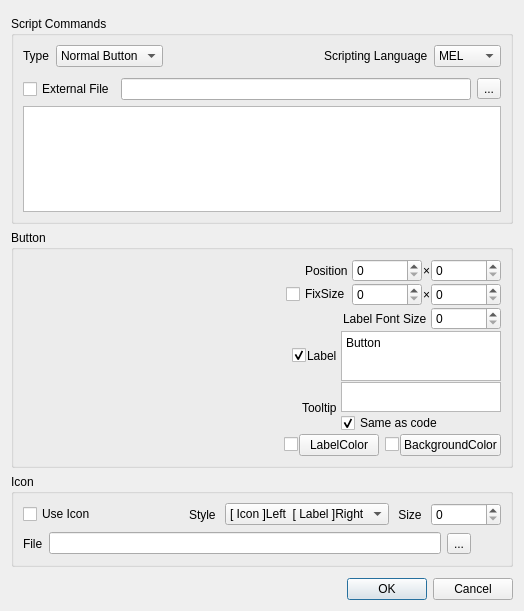
This is Contents/scripts/sishelf/gui/button_setting.ui in mochio326/SiShelf as Qt 5 draws it before an edit. The edited form follows.
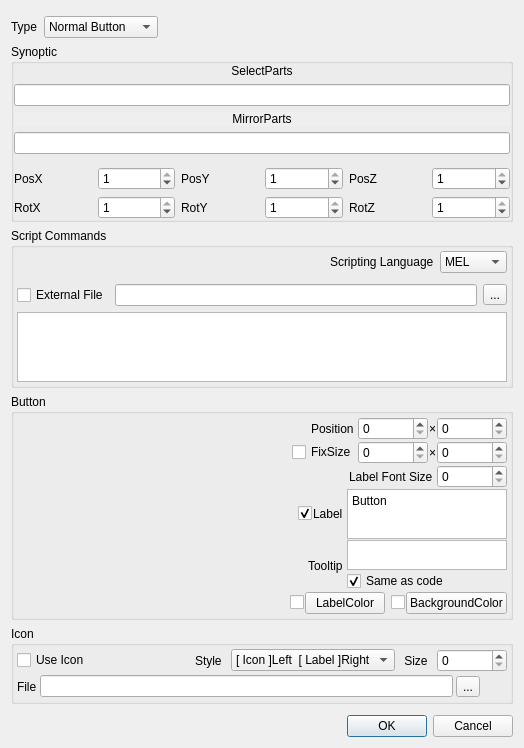
This is the edited form.

Commit message: synopticレイアウトを追加

```diff
--- a/Contents/scripts/sishelf/gui/button_setting.ui
+++ b/Contents/scripts/sishelf/gui/button_setting.ui
@@ -7,7 +7,7 @@
     <x>0</x>
     <y>0</y>
     <width>524</width>
-    <height>611</height>
+    <height>722</height>
    </rect>
   </property>
   <property name="minimumSize">
@@ -41,11 +41,311 @@
         <number>5</number>
        </property>
        <item>
-        <widget class="QGroupBox" name="groupBox_ScriptCommands">
+        <layout class="QHBoxLayout" name="horizontalLayout_14">
+         <property name="topMargin">
+          <number>0</number>
+         </property>
+         <item>
+          <widget class="QLabel" name="label_type">
+           <property name="text">
+            <string>Type</string>
+           </property>
+          </widget>
+         </item>
+         <item>
+          <widget class="QComboBox" name="combo_type">
+           <property name="minimumSize">
+            <size>
+             <width>100</width>
+             <height>0</height>
+            </size>
+           </property>
+           <property name="maximumSize">
+            <size>
+             <width>16777215</width>
+             <height>16777215</height>
+            </size>
+           </property>
+           <property name="sizeIncrement">
+            <size>
+             <width>0</width>
+             <height>0</height>
+            </size>
+           </property>
+           <item>
+            <property name="text">
+             <string>Normal Button</string>
+            </property>
+           </item>
+           <item>
+            <property name="text">
+             <string>Menu Button</string>
+            </property>
+           </item>
+           <item>
+            <property name="text">
+             <string>Synoptic Button</string>
+            </property>
+           </item>
+          </widget>
+         </item>
+         <item>
+          <spacer name="horizontalSpacer_10">
+           <property name="orientation">
+            <enum>Qt::Horizontal</enum>
+           </property>
+           <property name="sizeHint" stdset="0">
+            <size>
+             <width>40</width>
+             <height>20</height>
+            </size>
+           </property>
+          </spacer>
+         </item>
+        </layout>
+       </item>
+       <item>
+        <widget class="QGroupBox" name="groupbox_synoptic">
+         <property name="title">
+          <string>Synoptic</string>
+         </property>
+         <layout class="QVBoxLayout" name="verticalLayout_6">
+          <property name="leftMargin">
+           <number>0</number>
+          </property>
+          <property name="topMargin">
+           <number>0</number>
+          </property>
+          <property name="rightMargin">
+           <number>0</number>
+          </property>
+          <property name="bottomMargin">
+           <number>0</number>
+          </property>
+          <item>
+           <widget class="QLabel" name="label_selectparts">
+            <property name="minimumSize">
+             <size>
+              <width>80</width>
+              <height>0</height>
+             </size>
+            </property>
+            <property name="text">
+             <string>SelectParts</string>
+            </property>
+            <property name="alignment">
+             <set>Qt::AlignCenter</set>
+            </property>
+           </widget>
+          </item>
+          <item>
+           <widget class="QLineEdit" name="line_selectparts"/>
+          </item>
+          <item>
+           <widget class="QLabel" name="label_mirrorparts">
+            <property name="minimumSize">
+             <size>
+              <width>80</width>
+              <height>0</height>
+             </size>
+            </property>
+            <property name="accessibleDescription">
+             <string notr="true"/>
+            </property>
+            <property name="layoutDirection">
+             <enum>Qt::LeftToRight</enum>
+            </property>
+            <property name="autoFillBackground">
+             <bool>true</bool>
+            </property>
+            <property name="text">
+             <string>MirrorParts</string>
+            </property>
+            <property name="alignment">
+             <set>Qt::AlignCenter</set>
+            </property>
+           </widget>
+          </item>
+          <item>
+           <widget class="QLineEdit" name="line_mirrorparts"/>
+          </item>
+          <item>
+           <layout class="QHBoxLayout" name="horizontalLayout_15">
+            <property name="topMargin">
+             <number>7</number>
+            </property>
+            <item>
+             <widget class="QLabel" name="label_posx">
+              <property name="text">
+               <string>PosX</string>
+              </property>
+             </widget>
+            </item>
+            <item>
+             <widget class="QSpinBox" name="spinbox_posx">
+              <property name="minimum">
+               <number>-1</number>
+              </property>
+              <property name="maximum">
+               <number>1</number>
+              </property>
+              <property name="singleStep">
+               <number>2</number>
+              </property>
+              <property name="value">
+               <number>1</number>
+              </property>
+             </widget>
+            </item>
+            <item>
+             <widget class="QLabel" name="label_posy">
+              <property name="text">
+               <string>PosY</string>
+              </property>
+             </widget>
+            </item>
+            <item>
+             <widget class="QSpinBox" name="spinbox_posy">
+              <property name="minimum">
+               <number>-1</number>
+              </property>
+              <property name="maximum">
+               <number>1</number>
+              </property>
+              <property name="singleStep">
+               <number>2</number>
+              </property>
+              <property name="value">
+               <number>1</number>
+              </property>
+             </widget>
+            </item>
+            <item>
+             <widget class="QLabel" name="label_posz">
+              <property name="text">
+               <string>PosZ</string>
+              </property>
+             </widget>
+            </item>
+            <item>
+             <widget class="QSpinBox" name="spinbox_posz">
+              <property name="minimum">
+               <number>-1</number>
+              </property>
+              <property name="maximum">
+               <number>1</number>
+              </property>
+              <property name="singleStep">
+               <number>2</number>
+              </property>
+              <property name="value">
+               <number>1</number>
+              </property>
+             </widget>
+            </item>
+           </layout>
+          </item>
+          <item>
+           <layout class="QHBoxLayout" name="horizontalLayout_17">
+            <property name="topMargin">
+             <number>0</number>
+            </property>
+            <item>
+             <widget class="QLabel" name="label_rotx">
+              <property name="text">
+               <string>RotX</string>
+              </property>
+             </widget>
+            </item>
+            <item>
+             <widget class="QSpinBox" name="spinbox_rotx">
+              <property name="minimum">
+               <number>-1</number>
+              </property>
+              <property name="maximum">
+               <number>1</number>
+              </property>
+              <property name="singleStep">
+               <number>2</number>
+              </property>
+              <property name="value">
+               <number>1</number>
+              </property>
+             </widget>
+            </item>
+            <item>
+             <widget class="QLabel" name="label_roty">
+              <property name="text">
+               <string>RotY</string>
+              </property>
+             </widget>
+            </item>
+            <item>
+             <widget class="QSpinBox" name="spinbox_roty">
+              <property name="maximum">
+               <number>1</number>
+              </property>
+              <property name="singleStep">
+               <number>2</number>
+              </property>
+              <property name="value">
+               <number>1</number>
+              </property>
+             </widget>
+            </item>
+            <item>
+             <widget class="QLabel" name="label_rotz">
+              <property name="text">
+               <string>RotZ</string>
+              </property>
+             </widget>
+            </item>
+            <item>
+             <widget class="QSpinBox" name="spinbox_rotz">
+              <property name="minimum">
+               <number>-1</number>
+              </property>
+              <property name="maximum">
+               <number>1</number>
+              </property>
+              <property name="singleStep">
+               <number>2</number>
+              </property>
+              <property name="value">
+               <number>1</number>
+              </property>
+             </widget>
+            </item>
+           </layout>
+          </item>
+         </layout>
+        </widget>
+       </item>
+       <item>
+        <layout class="QVBoxLayout" name="verticalLayout_8">
+         <property name="topMargin">
+          <number>0</number>
+         </property>
+        </layout>
+       </item>
+       <item>
+        <widget class="QGroupBox" name="groupbox_script_commands">
          <property name="title">
           <string>Script Commands</string>
          </property>
          <layout class="QGridLayout" name="gridLayout_2">
+          <property name="leftMargin">
+           <number>3</number>
+          </property>
+          <property name="topMargin">
+           <number>3</number>
+          </property>
+          <property name="rightMargin">
+           <number>3</number>
+          </property>
+          <property name="bottomMargin">
+           <number>3</number>
+          </property>
           <item row="0" column="0">
            <layout class="QHBoxLayout" name="horizontalLayout_13">
             <property name="spacing">
@@ -67,45 +367,6 @@
                 <property name="spacing">
                  <number>6</number>
                 </property>
-                <item>
-                 <widget class="QLabel" name="label_type">
-                  <property name="text">
-                   <string>Type</string>
-                  </property>
-                 </widget>
-                </item>
-                <item>
-                 <widget class="QComboBox" name="combo_type">
-                  <property name="minimumSize">
-                   <size>
-                    <width>100</width>
-                    <height>0</height>
-                   </size>
-                  </property>
-                  <property name="maximumSize">
-                   <size>
-                    <width>16777215</width>
-                    <height>16777215</height>
-                   </size>
-                  </property>
-                  <property name="sizeIncrement">
-                   <size>
-                    <width>0</width>
-                    <height>0</height>
-                   </size>
-                  </property>
-                  <item>
-                   <property name="text">
-                    <string>Normal Button</string>
-                   </property>
-                  </item>
-                  <item>
-                   <property name="text">
-                    <string>Menu Button</string>
-                   </property>
-                  </item>
-                 </widget>
-                </item>
                 <item>
                  <spacer name="horizontalSpacer">
                   <property name="orientation">
@@ -211,6 +472,21 @@
           <string>Button</string>
          </property>
          <layout class="QGridLayout" name="gridLayout_3">
+          <property name="leftMargin">
+           <number>3</number>
+          </property>
+          <property name="topMargin">
+           <number>3</number>
+          </property>
+          <property name="rightMargin">
+           <number>3</number>
+          </property>
+          <property name="bottomMargin">
+           <number>3</number>
+          </property>
+          <property name="spacing">
+           <number>3</number>
+          </property>
           <item row="0" column="0">
            <layout class="QHBoxLayout" name="horizontalLayout_9" stretch="1,1">
             <property name="spacing">
@@ -639,8 +915,20 @@
           <string>Icon</string>
          </property>
          <layout class="QGridLayout" name="gridLayout_4">
-          <property name="horizontalSpacing">
-           <number>6</number>
+          <property name="leftMargin">
+           <number>3</number>
+          </property>
+          <property name="topMargin">
+           <number>3</number>
+          </property>
+          <property name="rightMargin">
+           <number>3</number>
+          </property>
+          <property name="bottomMargin">
+           <number>3</number>
+          </property>
+          <property name="spacing">
+           <number>3</number>
           </property>
           <item row="2" column="0">
            <layout class="QHBoxLayout" name="horizontalLayout_8">
```
Left out of the diff: 14 changed lines with no effect on the pictures. The commit also changes 1 other file.
